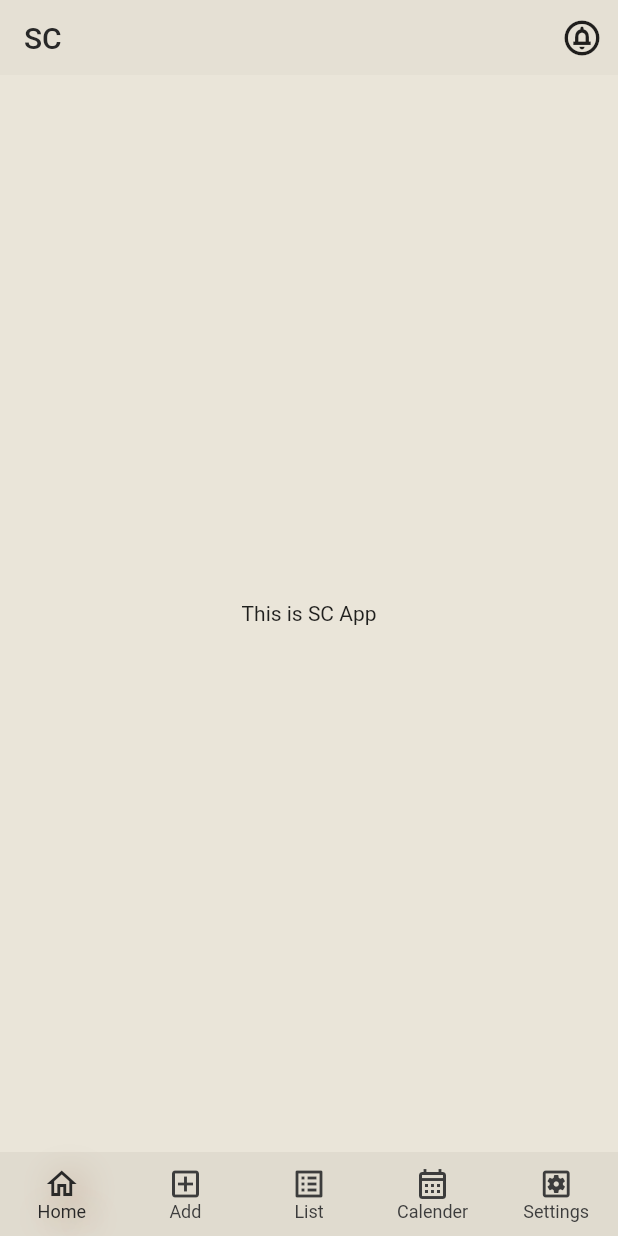
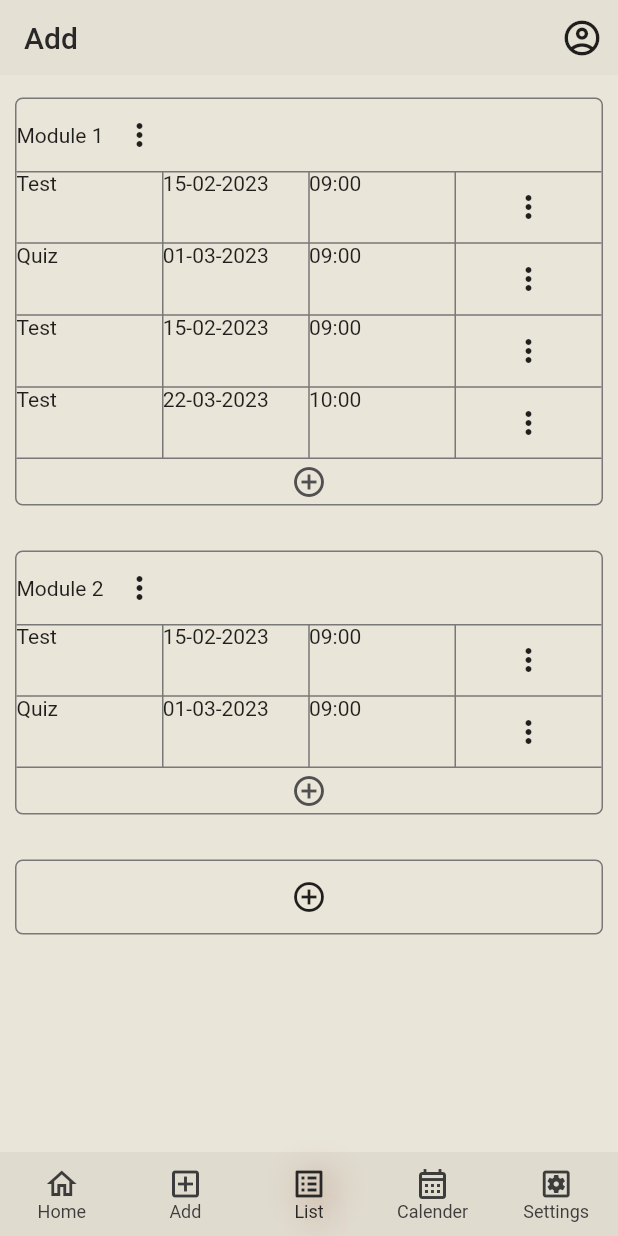
Before and after one commit to talukanyani/student-calendar-app, a Flutter app: the screen it shows after launch, on a phone screen of 412 x 824 dp. Run offline on Flutter 3.47's test engine with Material 2 defaults, Android fonts, the phone set to English and light mode, and no system bars.

Commit message:
add screen mock up

```diff
--- a/lib/main.dart
+++ b/lib/main.dart
@@ -5,6 +5,7 @@ import 'package:sc_app/themes/theme.dart';
 import 'package:sc_app/themes/system_theme/system_theme.dart';
 
 import 'package:sc_app/screens/home/home.dart';
+import 'package:sc_app/screens/add/add.dart';
 
 void main() => runApp(const App());
 
@@ -17,7 +18,8 @@ class App extends StatelessWidget {
       value: androidSystemOverlay(),
       child: MaterialApp(
         title: 'Student Calender',
-        home: const HomeScreen(),
+        // home: const HomeScreen(),
+        home: const AddScreen(),
         theme: lightTheme(),
         debugShowCheckedModeBanner: false,
       ),
--- a/lib/screens/add/add.dart
+++ b/lib/screens/add/add.dart
@@ -0,0 +1,220 @@
+import 'package:flutter/material.dart';
+
+import 'package:sc_app/widgets/primary_top_bar.dart';
+import 'package:sc_app/widgets/bottom_bar.dart';
+
+import '../../../../../themes/color_scheme.dart';
+
+class AddScreen extends StatelessWidget {
+  const AddScreen({super.key});
+
+  @override
+  Widget build(BuildContext context) {
+    return const Scaffold(
+      appBar: PrimaryTopBar(title: 'Add'),
+      body: Body(),
+      bottomNavigationBar: BottomBar(screenIndex: 2),
+    );
+  }
+}
+
+class Body extends StatelessWidget {
+  const Body({super.key});
+
+  @override
+  Widget build(BuildContext context) {
+    return ListView(
+      padding: const EdgeInsets.symmetric(horizontal: 10),
+      children: [
+        Container(
+          margin: const EdgeInsets.symmetric(vertical: 15),
+          decoration: BoxDecoration(
+            border: Border.all(
+              color: grey120,
+              width: 1,
+            ),
+            borderRadius: const BorderRadius.all(
+              Radius.circular(5),
+            ),
+          ),
+          child: Column(
+            children: <Widget>[
+              Row(
+                children: const <Widget>[
+                  Text('Module 1'),
+                  IconButton(
+                    onPressed: nothing,
+                    icon: Icon(Icons.more_vert),
+                  ),
+                ],
+              ),
+              Table(
+                border: const TableBorder(
+                  horizontalInside: BorderSide(
+                    color: grey120,
+                    width: 1,
+                  ),
+                  verticalInside: BorderSide(
+                    color: grey120,
+                    width: 1,
+                  ),
+                  top: BorderSide(
+                    color: grey120,
+                    width: 1,
+                  ),
+                  bottom: BorderSide(
+                    color: grey120,
+                    width: 1,
+                  ),
+                ),
+                columnWidths: const <int, TableColumnWidth>{},
+                children: const <TableRow>[
+                  TableRow(children: [
+                    Text('Test'),
+                    Text('15-02-2023'),
+                    Text('09:00'),
+                    IconButton(
+                      onPressed: nothing,
+                      icon: Icon(Icons.more_vert),
+                    ),
+                  ]),
+                  TableRow(children: [
+                    Text('Quiz'),
+                    Text('01-03-2023'),
+                    Text('09:00'),
+                    IconButton(
+                      onPressed: nothing,
+                      icon: Icon(Icons.more_vert),
+                    ),
+                  ]),
+                  TableRow(children: [
+                    Text('Test'),
+                    Text('15-02-2023'),
+                    Text('09:00'),
+                    IconButton(
+                      onPressed: nothing,
+                      icon: Icon(Icons.more_vert),
+                    ),
+                  ]),
+                  TableRow(children: [
+                    Text('Test'),
+                    Text('22-03-2023'),
+                    Text('10:00'),
+                    IconButton(
+                      onPressed: nothing,
+                      icon: Icon(Icons.more_vert),
+                    ),
+                  ]),
+                ],
+              ),
+              const SizedBox(
+                height: 30,
+                child: IconButton(
+                  onPressed: nothing,
+                  icon: Icon(Icons.add_circle_outline),
+                  padding: EdgeInsets.all(0),
+                  color: grey80,
+                ),
+              ),
+            ],
+          ),
+        ),
+        Container(
+          margin: const EdgeInsets.symmetric(vertical: 15),
+          decoration: BoxDecoration(
+            border: Border.all(
+              color: grey120,
+              width: 1,
+            ),
+            borderRadius: const BorderRadius.all(
+              Radius.circular(5),
+            ),
+          ),
+          child: Column(
+            crossAxisAlignment: CrossAxisAlignment.start,
+            children: <Widget>[
+              Row(
+                children: const <Widget>[
+                  Text('Module 2'),
+                  IconButton(
+                    onPressed: nothing,
+                    icon: Icon(Icons.more_vert),
+                  ),
+                ],
+              ),
+              Table(
+                border: const TableBorder(
+                  horizontalInside: BorderSide(
+                    color: grey120,
+                    width: 1,
+                  ),
+                  verticalInside: BorderSide(
+                    color: grey120,
+                    width: 1,
+                  ),
+                  top: BorderSide(
+                    color: grey120,
+                    width: 1,
+                  ),
+                  bottom: BorderSide(
+                    color: grey120,
+                    width: 1,
+                  ),
+                ),
+                children: const <TableRow>[
+                  TableRow(children: [
+                    Text('Test'),
+                    Text('15-02-2023'),
+                    Text('09:00'),
+                    IconButton(
+                      onPressed: nothing,
+                      icon: Icon(Icons.more_vert),
+                    ),
+                  ]),
+                  TableRow(children: [
+                    Text('Quiz'),
+                    Text('01-03-2023'),
+                    Text('09:00'),
+                    IconButton(
+                      onPressed: nothing,
+                      icon: Icon(Icons.more_vert),
+                    ),
+                  ]),
+                ],
+              ),
+              const SizedBox(
+                height: 30,
+                child: Center(
+                  child: IconButton(
+                    onPressed: nothing,
+                    icon: Icon(Icons.add_circle_outline),
+                    padding: EdgeInsets.all(0),
+                    color: grey80,
+                  ),
+                ),
+              ),
+            ],
+          ),
+        ),
+        Container(
+          margin: const EdgeInsets.symmetric(vertical: 15),
+          decoration: BoxDecoration(
+            border: Border.all(
+              color: grey120,
+              width: 1,
+            ),
+            borderRadius: const BorderRadius.all(
+              Radius.circular(5),
+            ),
+          ),
+          child: const IconButton(
+            onPressed: nothing,
+            icon: Icon(Icons.add_circle_outline),
+          ),
+        ),
+      ],
+    );
+  }
+}
+
+void nothing() {}
--- a/lib/screens/home/home.dart
+++ b/lib/screens/home/home.dart
@@ -1,6 +1,6 @@
 import 'package:flutter/material.dart';
 
-import 'package:sc_app/widgets/home_top_bar.dart';
+import 'package:sc_app/widgets/primary_top_bar.dart';
 import 'package:sc_app/widgets/bottom_bar.dart';
 
 class HomeScreen extends StatelessWidget {
@@ -9,7 +9,7 @@ class HomeScreen extends StatelessWidget {
   @override
   Widget build(BuildContext context) {
     return const Scaffold(
-      appBar: HomeTopBar(),
+      appBar: PrimaryTopBar(title: 'SC'),
       body: Center(
         child: Text('This is SC App'),
       ),
--- a/lib/widgets/home_top_bar.dart
+++ b/lib/widgets/primary_top_bar.dart
@@ -1,7 +1,9 @@
 import 'package:flutter/material.dart';
 
-class HomeTopBar extends StatelessWidget implements PreferredSizeWidget {
-  const HomeTopBar({super.key});
+class PrimaryTopBar extends StatelessWidget implements PreferredSizeWidget {
+  const PrimaryTopBar({required this.title, super.key});
+
+  final String title;
 
   @override
   Size get preferredSize => const Size.fromHeight(50);
@@ -9,12 +11,12 @@ class HomeTopBar extends StatelessWidget implements PreferredSizeWidget {
   @override
   Widget build(BuildContext context) {
     return AppBar(
-      title: const Text('SC'),
+      title: Text(title),
       actions: const <Widget>[
         IconButton(
           onPressed: nothing,
-          icon: Icon(Icons.circle_notifications_outlined),
-          tooltip: 'Notifications',
+          icon: Icon(Icons.account_circle_outlined),
+          tooltip: 'Profile',
         ),
       ],
     );
```
